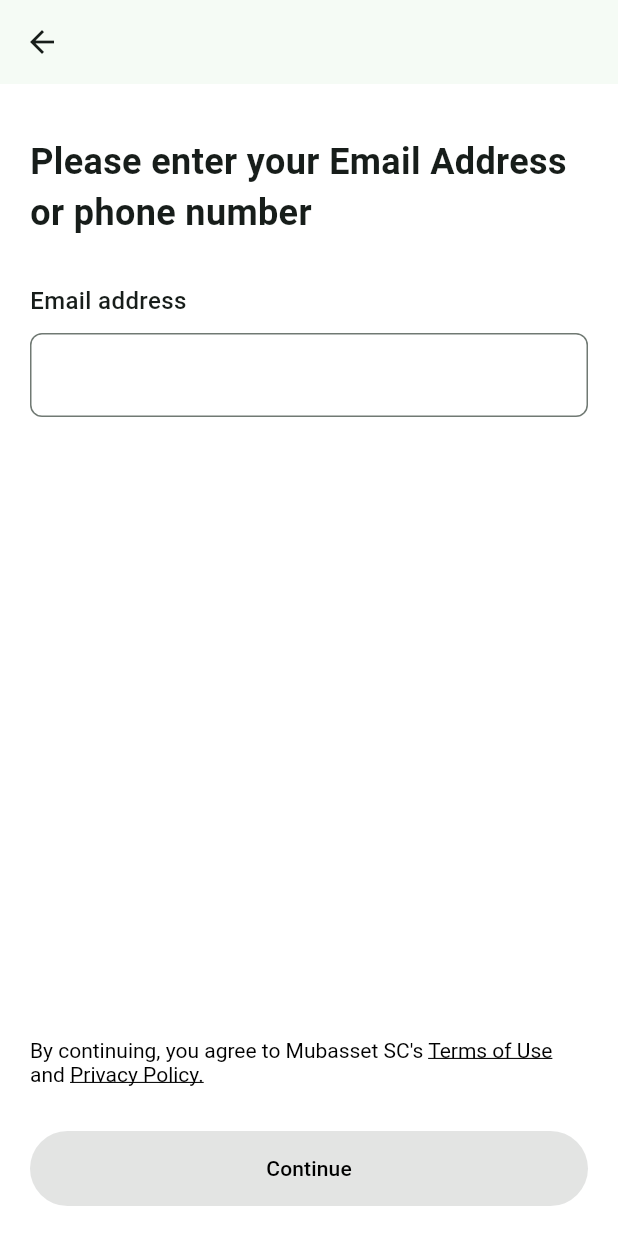
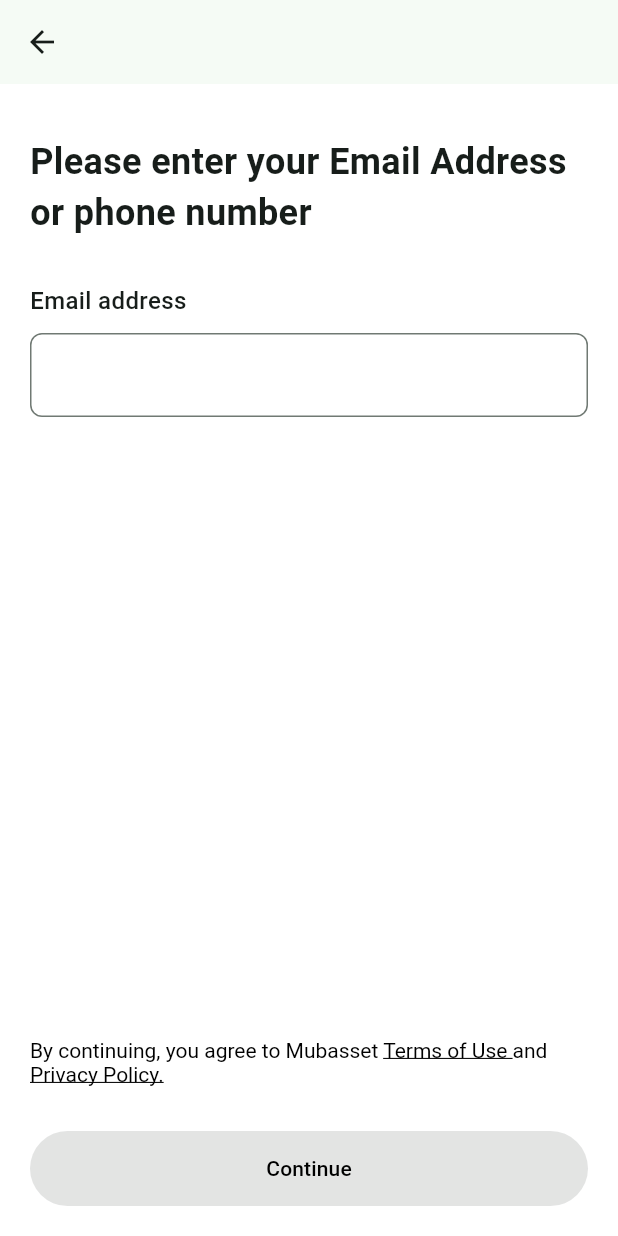
Before and after one commit to RashedKhalil7/Mubasset, a Flutter app: the LoginScreen screen opened directly, on a phone screen of 412 x 824 dp. Run offline on Flutter 3.47's test engine with Material 3 defaults, Android fonts, the light colour scheme and no system bars; our stand-ins replace flutter_secure_storage, flutter_svg, image_picker; accounts and stored records are empty.

Commit message:
Update app documentation and features

```diff
--- a/mobile/lib/Login_Feature/login.dart
+++ b/mobile/lib/Login_Feature/login.dart
@@ -212,7 +212,7 @@ class _LoginScreenState extends State<LoginScreen> {
                   children: [
                     const TextSpan(
                       text:
-                          "By continuing, you agree to Mubasset SC's ",
+                          "By continuing, you agree to Mubasset ",
                     ),
 
                     TextSpan(
--- a/mobile/lib/screens/menu_screen.dart
+++ b/mobile/lib/screens/menu_screen.dart
@@ -1,5 +1,4 @@
 import 'package:flutter/material.dart';
-import 'package:flutter/cupertino.dart';
 
 import '../services/api_service.dart';
 
--- a/mobile/lib/screens/options_screen.dart
+++ b/mobile/lib/screens/options_screen.dart
@@ -68,7 +68,7 @@ class _OptionsScreenState extends State<OptionsScreen> {
                       label: 'Mute notifications',
                       trailing: CupertinoSwitch(
                         value: _mute,
-                        activeColor: _green,
+                        activeTrackColor: _green,
                         onChanged: (v) => setState(() => _mute = v),
                       ),
                     ),
@@ -78,7 +78,7 @@ class _OptionsScreenState extends State<OptionsScreen> {
                       label: 'Pin chat',
                       trailing: CupertinoSwitch(
                         value: _pin,
-                        activeColor: _green,
+                        activeTrackColor: _green,
                         onChanged: (v) => setState(() => _pin = v),
                       ),
                     ),
@@ -167,7 +167,7 @@ class _OptionsScreenState extends State<OptionsScreen> {
             height: 48,
             alignment: Alignment.center,
             decoration: BoxDecoration(
-              color: Colors.white.withOpacity(0.08),
+              color: Colors.white.withValues(alpha: 0.08),
               shape: BoxShape.circle,
             ),
             child: const Icon(Icons.smart_toy_outlined, color: Colors.white, size: 26),
```
Also changed, not shown: 3 other files.
